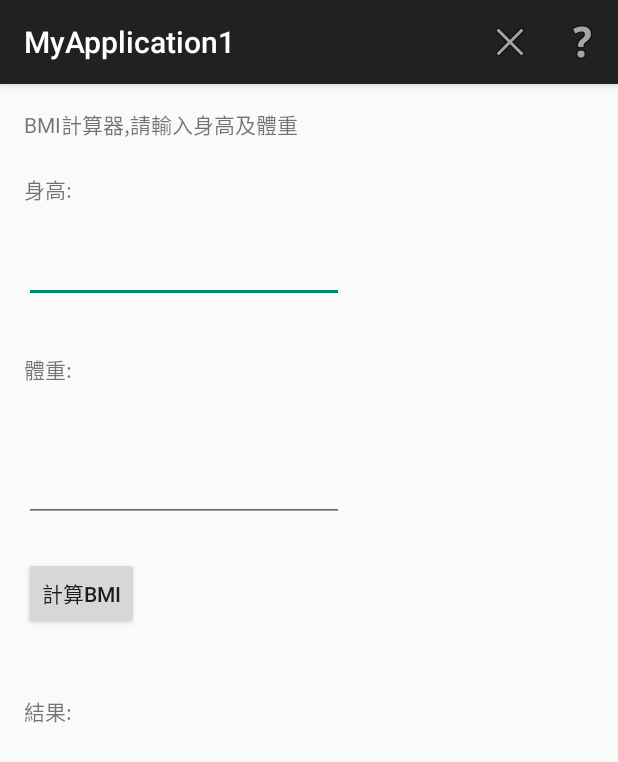
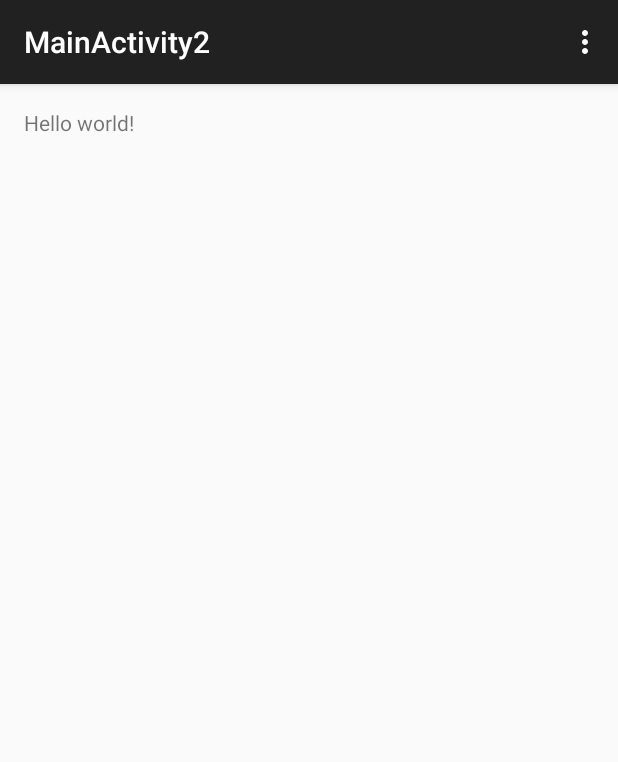
Before and after one commit to vacvin/BMICalcTest, an Android app: the screen it shows after launch (MainActivity before the commit, MainActivity2 after it), after a tap on "計算BMI", on a phone screen of 412 x 824 dp. Shown: the top 762 px of the screen. Run offline under Robolectric (Android 15) with nearby library versions, the phone set to English and light mode, and no system bars.

Commit message:
Add second activity.

```diff
--- a/app/src/main/AndroidManifest.xml
+++ b/app/src/main/AndroidManifest.xml
@@ -16,6 +16,10 @@
                 <category android:name="android.intent.category.LAUNCHER" />
             </intent-filter>
         </activity>
+        <activity
+            android:name=".MainActivity2"
+            android:label="@string/title_activity_main_activity2" >
+        </activity>
     </application>
 
 </manifest>
--- a/app/src/main/java/vacvin/myapplication1/MainActivity.java
+++ b/app/src/main/java/vacvin/myapplication1/MainActivity.java
@@ -141,6 +141,11 @@ public class MainActivity extends ActionBarActivity {
             }catch (Exception e) {
                 showToastDialog(getText(R.string.calc_err01).toString());
             }
+
+            //open activity2
+            Intent intent = new Intent();
+            intent.setClass(MainActivity.this, MainActivity2.class);
+            startActivity(intent);
         }
     };
 }
--- /dev/null
+++ b/app/src/main/java/vacvin/myapplication1/MainActivity2.java
@@ -0,0 +1,39 @@
+package vacvin.myapplication1;
+
+import android.support.v7.app.ActionBarActivity;
+import android.os.Bundle;
+import android.view.Menu;
+import android.view.MenuItem;
+
+
+public class MainActivity2 extends ActionBarActivity {
+
+    @Override
+    protected void onCreate(Bundle savedInstanceState) {
+        super.onCreate(savedInstanceState);
+        setContentView(R.layout.activity_main_activity2);
+    }
+
+
+    @Override
+    public boolean onCreateOptionsMenu(Menu menu) {
+        // Inflate the menu; this adds items to the action bar if it is present.
+        getMenuInflater().inflate(R.menu.menu_main_activity2, menu);
+        return true;
+    }
+
+    @Override
+    public boolean onOptionsItemSelected(MenuItem item) {
+        // Handle action bar item clicks here. The action bar will
+        // automatically handle clicks on the Home/Up button, so long
+        // as you specify a parent activity in AndroidManifest.xml.
+        int id = item.getItemId();
+
+        //noinspection SimplifiableIfStatement
+        if (id == R.id.action_settings) {
+            return true;
+        }
+
+        return super.onOptionsItemSelected(item);
+    }
+}
--- /dev/null
+++ b/app/src/main/res/layout/activity_main_activity2.xml
@@ -0,0 +1,12 @@
+<RelativeLayout xmlns:android="http://schemas.android.com/apk/res/android"
+    xmlns:tools="http://schemas.android.com/tools" android:layout_width="match_parent"
+    android:layout_height="match_parent" android:paddingLeft="@dimen/activity_horizontal_margin"
+    android:paddingRight="@dimen/activity_horizontal_margin"
+    android:paddingTop="@dimen/activity_vertical_margin"
+    android:paddingBottom="@dimen/activity_vertical_margin"
+    tools:context="vacvin.myapplication1.MainActivity2">
+
+    <TextView android:text="@string/hello_world" android:layout_width="wrap_content"
+        android:layout_height="wrap_content" />
+
+</RelativeLayout>
--- /dev/null
+++ b/app/src/main/res/menu/menu_main_activity2.xml
@@ -0,0 +1,7 @@
+<menu xmlns:android="http://schemas.android.com/apk/res/android"
+    xmlns:app="http://schemas.android.com/apk/res-auto"
+    xmlns:tools="http://schemas.android.com/tools"
+    tools:context="vacvin.myapplication1.MainActivity2">
+    <item android:id="@+id/action_settings" android:title="@string/action_settings"
+        android:orderInCategory="100" app:showAsAction="never" />
+</menu>
--- a/app/src/main/res/values/strings.xml
+++ b/app/src/main/res/values/strings.xml
@@ -1,5 +1,5 @@
 <resources>
-    <string name="app_name">MyApplication1</string>
+    <string name="app_name">BMI計算器</string>
 
     <string name="hello_world">Hello world!</string>
     <string name="action_settings">Settings</string>
@@ -16,4 +16,5 @@
     <string name="calc_err01">請先輸入身高與體重!</string>
     <string name="label_homepage">Google首頁</string>
     <string name="label_googleMap">Google Map</string>
+    <string name="title_activity_main_activity2">MainActivity2</string>
 </resources>
```
